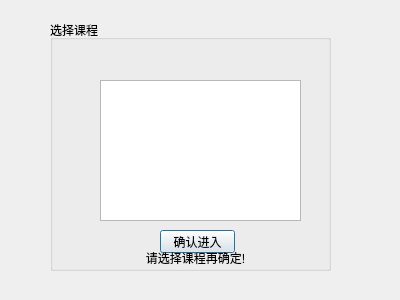
SITP-face-recognize/QTclient, file demo/choosecoursedialog.ui: the form before one commit.
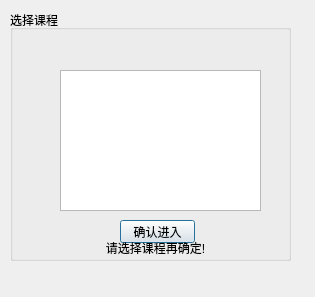
The form after the commit.

Patch:
```diff
--- a/demo/choosecoursedialog.ui
+++ b/demo/choosecoursedialog.ui
@@ -6,8 +6,8 @@
    <rect>
     <x>0</x>
     <y>0</y>
-    <width>400</width>
-    <height>300</height>
+    <width>315</width>
+    <height>297</height>
    </rect>
   </property>
   <property name="windowTitle">
@@ -16,8 +16,8 @@
   <widget class="QGroupBox" name="view_choose_course">
    <property name="geometry">
     <rect>
-     <x>50</x>
-     <y>20</y>
+     <x>10</x>
+     <y>10</y>
      <width>281</width>
      <height>251</height>
     </rect>
@@ -28,8 +28,8 @@
    <widget class="QLabel" name="lb_id_pro">
     <property name="geometry">
      <rect>
-      <x>20</x>
-      <y>20</y>
+      <x>120</x>
+      <y>10</y>
       <width>61</width>
       <height>16</height>
      </rect>
@@ -44,8 +44,8 @@
    <widget class="QLabel" name="lb_name_pro">
     <property name="geometry">
      <rect>
-      <x>20</x>
-      <y>40</y>
+      <x>120</x>
+      <y>30</y>
       <width>61</width>
       <height>20</height>
      </rect>
```
